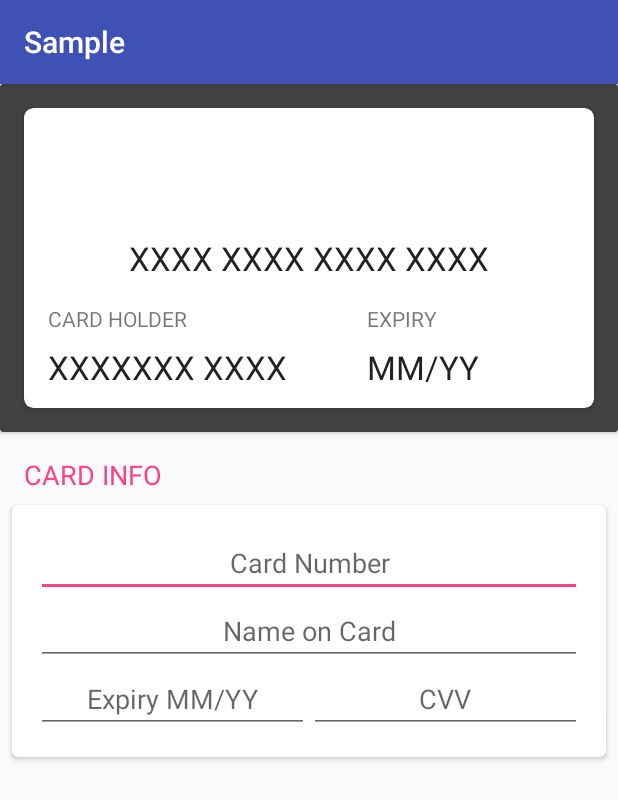
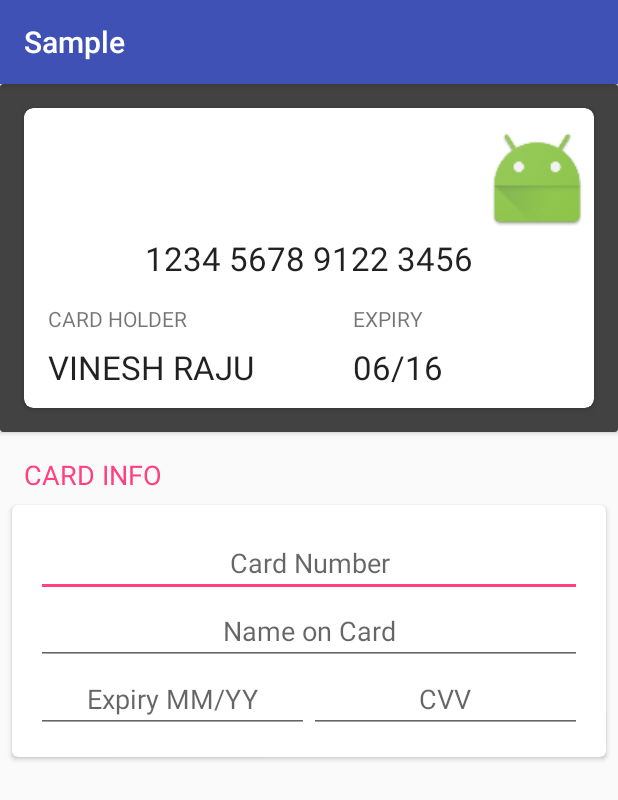
Before and after one commit to theVinesh/CreditCardView, an Android app: the screen it shows after launch (MainActivity), on a phone screen of 412 x 824 dp. Shown: the top 800 px of the screen. Run offline under Robolectric (Android 15) with nearby library versions, the phone set to English and light mode, and no system bars.

Commit message:
custom attributes

```diff
--- a/build.gradle
+++ b/build.gradle
@@ -5,10 +5,12 @@ buildscript {
         jcenter()
     }
     dependencies {
-        classpath 'com.android.tools.build:gradle:2.1.2'
+        classpath 'com.android.tools.build:gradle:2.2.0-alpha4'
 
         // NOTE: Do not place your application dependencies here; they belong
         // in the individual module build.gradle files
+        classpath 'com.jfrog.bintray.gradle:gradle-bintray-plugin:1.4'
+        classpath 'com.github.dcendents:android-maven-gradle-plugin:1.3'
     }
 }
 
--- a/creditcardview/src/main/java/xyz/vinesh/creditcardview/CreditCardView.java
+++ b/creditcardview/src/main/java/xyz/vinesh/creditcardview/CreditCardView.java
@@ -1,6 +1,8 @@
 package xyz.vinesh.creditcardview;
 
 import android.content.Context;
+import android.content.res.TypedArray;
+import android.graphics.Color;
 import android.support.v7.widget.CardView;
 import android.text.Editable;
 import android.text.TextWatcher;
@@ -28,19 +30,46 @@ public class CreditCardView extends CardView {
         super(context, attrs);
         this.context = context;
         initView();
+        initFromXML(attrs);
     }
 
     public CreditCardView(Context context, AttributeSet attrs, int defStyleAttr) {
         super(context, attrs, defStyleAttr);
         this.context = context;
         initView();
+        initFromXML(attrs);
     }
 
     public CreditCardView(Context context) {
         super(context);
         this.context = context;
         initView();
+    }
 
+    private void initFromXML(AttributeSet attrs) {
+        TypedArray attributes = context.getTheme().obtainStyledAttributes(
+                attrs,
+                R.styleable.CreditCardView,
+                0, 0);
+
+        try {
+
+            String sName = attributes.getString(R.styleable.CreditCardView_cardHolderName) != null ? attributes.getString(R.styleable.CreditCardView_cardHolderName) : "XXXXXX XXXX";
+            String sNumber = attributes.getString(R.styleable.CreditCardView_cardNumber) != null ? attributes.getString(R.styleable.CreditCardView_cardNumber) : "XXXXXXXXXXXXXXXX";
+            String sExpiry = attributes.getString(R.styleable.CreditCardView_expiry) != null ? attributes.getString(R.styleable.CreditCardView_expiry) : "MM/YY";
+            String sCvv = attributes.getString(R.styleable.CreditCardView_cvv) != null ? attributes.getString(R.styleable.CreditCardView_cvv) : "XXX";
+
+            int color = attributes.getColor(R.styleable.CreditCardView_cardColor, Color.WHITE);
+
+            number.setText(introduceGaps(sNumber));
+            name.setText(sName);
+            expiry.setText(sExpiry);
+
+            refreshLogo(sNumber);
+
+        } finally {
+            attributes.recycle();
+        }
     }
 
     public void setCardTypes(CardTypes cardTypes) {
@@ -65,16 +94,7 @@ public class CreditCardView extends CardView {
 
             @Override
             public void onTextChanged(CharSequence s, int start, int before, int count) {
-                boolean matched = false;
-                ArrayList<CardTypes.PatternResourcePairs> cardTypes = CreditCardView.this.cardTypes.getCardTypes();
-                for (CardTypes.PatternResourcePairs cardType : cardTypes) {
-                    if (cardType.matches(s.toString())) {
-                        matched = true;
-                        logo.setImageResource(cardType.getLogoResource());
-                        break;
-                    }
-                    if (!matched) logo.setImageResource(R.mipmap.ic_launcher);
-                }
+                refreshLogo(s);
 
             }
 
@@ -85,6 +105,19 @@ public class CreditCardView extends CardView {
         });
 
 
+    }
+
+    private void refreshLogo(CharSequence s) {
+        boolean matched = false;
+        ArrayList<CardTypes.PatternResourcePairs> cardTypes = CreditCardView.this.cardTypes.getCardTypes();
+        for (CardTypes.PatternResourcePairs cardType : cardTypes) {
+            if (cardType.matches(s.toString())) {
+                matched = true;
+                logo.setImageResource(cardType.getLogoResource());
+                break;
+            }
+            if (!matched) logo.setImageResource(R.mipmap.ic_launcher);
+        }
     }
 
     public String getExpiry() {
--- a/sample/build.gradle
+++ b/sample/build.gradle
@@ -25,4 +25,5 @@ dependencies {
     compile 'com.android.support:appcompat-v7:23.4.0'
     compile project(':creditcardview')
     compile project(path: ':creditcardview')
+
 }
--- a/sample/src/main/res/layout/activity_main.xml
+++ b/sample/src/main/res/layout/activity_main.xml
@@ -1,15 +1,18 @@
 <?xml version="1.0" encoding="utf-8"?>
 <LinearLayout xmlns:android="http://schemas.android.com/apk/res/android"
+    xmlns:app="http://schemas.android.com/apk/res-auto"
     android:layout_width="match_parent"
     android:layout_height="match_parent"
-    xmlns:app="http://schemas.android.com/apk/res-auto"
     android:orientation="vertical">
 
     <xyz.vinesh.creditcardview.CreditCardView
         android:id="@+id/cvCreditCardView"
         android:layout_width="wrap_content"
-        app:cardBackgroundColor="@color/cardview_dark_background"
-        android:layout_height="wrap_content" />
+        android:layout_height="wrap_content"
+        app:cardNumber="1234567891223456"
+        app:cardHolderName="VINESH RAJU"
+        app:expiry="06/16"
+        app:cardBackgroundColor="@color/cardview_dark_background" />
 
     <ScrollView
         android:layout_width="match_parent"
```
Also changed, not shown: creditcardview/build.gradle (+25 -0 lines), creditcardview/src/main/res/values/attrs.xml (added, +9 -0 lines).
